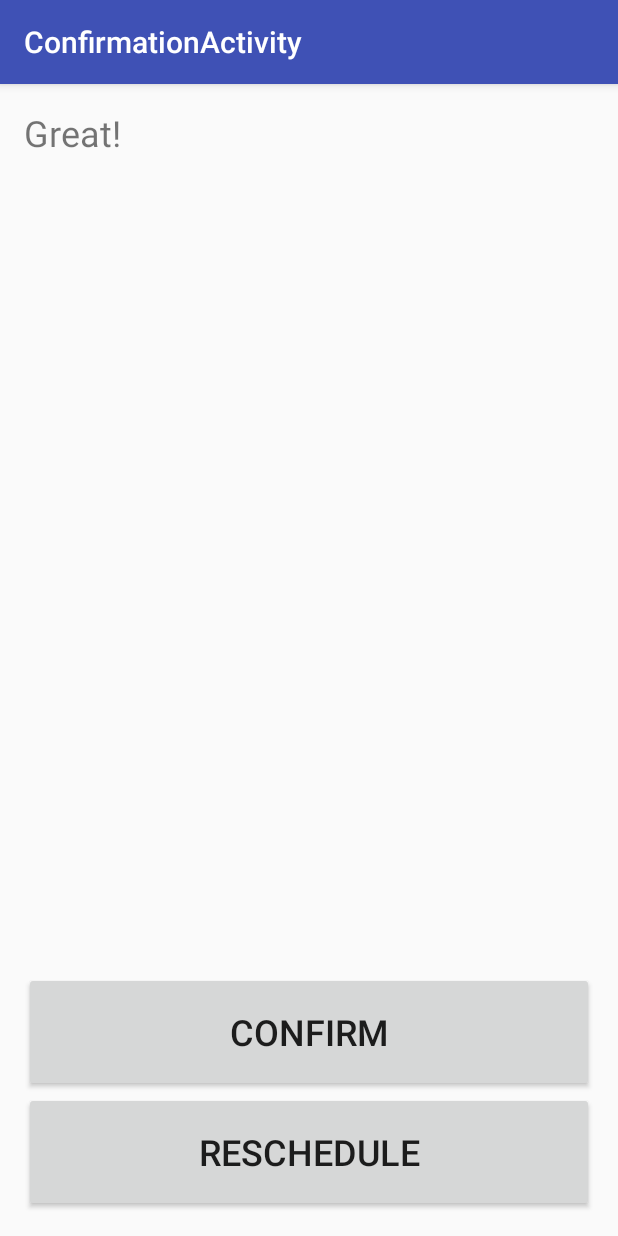
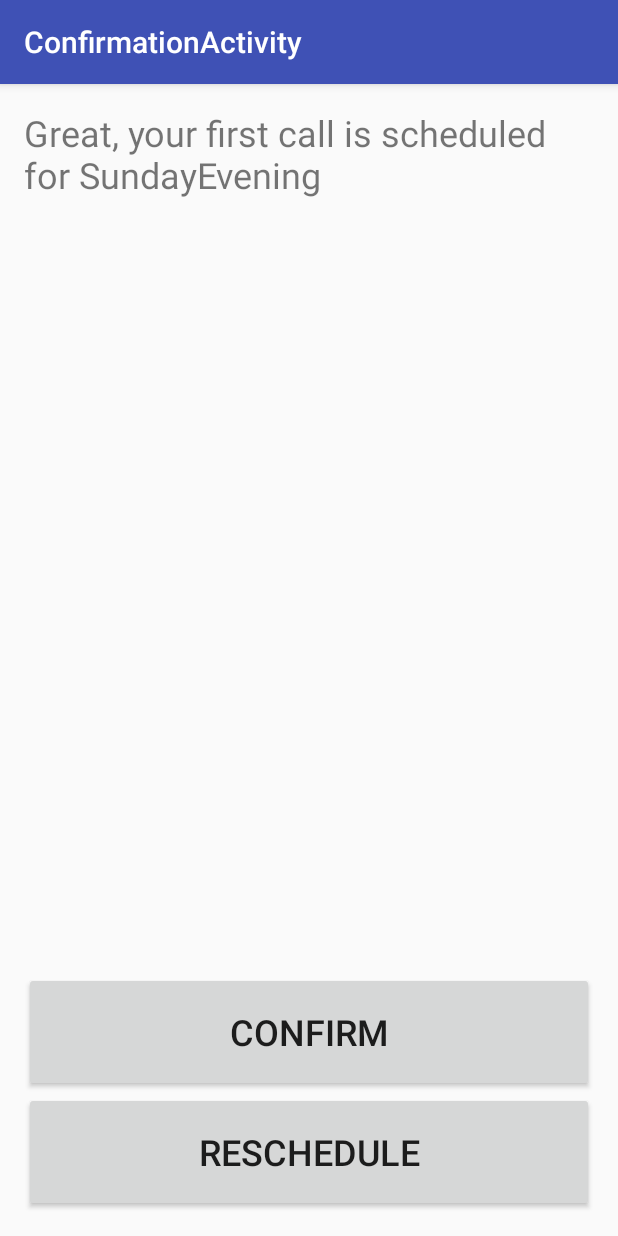
Before and after one commit to sarode/MIOTS_App, an Android app: the AvailabilityActivity screen opened directly, with no data from a screen before it, after a tap on "CONTINUE", on a phone screen of 412 x 824 dp. Run offline under Robolectric (Android 15) with nearby library versions, the light colour scheme and no system bars.

Commit message:
Dynamically change the text view of the confirmation page with the day and time of the next call.

```diff
--- a/ConnectApp/app/src/main/java/com/connect/connectapp/AvailabilityActivity.java
+++ b/ConnectApp/app/src/main/java/com/connect/connectapp/AvailabilityActivity.java
@@ -73,9 +73,6 @@ public class AvailabilityActivity extends AppCompatActivity {
         this.testStorage();
         this.calculateFirstCall();
 
-        // Move on to the confirmation screen
-        Intent intent = new Intent(this, ConfirmationActivity.class);
-        startActivity(intent);
     }
 
     //  Store off the indicated availability of the user.
@@ -124,7 +121,7 @@ public class AvailabilityActivity extends AppCompatActivity {
         int current_day_of_week = Calendar.getInstance().get(Calendar.DAY_OF_WEEK);
         Log.d("current day of week:", String.valueOf(current_day_of_week));
 
-        String catchup_day = DaysOfWeek[0];     // Sunday
+        String catchup_day = DaysOfWeek[6];     // Sunday
         String catchup_time = TimesOfDay[2];    // Evening
 
         outerloop:
@@ -143,12 +140,17 @@ public class AvailabilityActivity extends AppCompatActivity {
 
         Log.d("Availability:", catchup_day + catchup_time);
 
-        //setContentView(R.layout.activity_confirmation);
-        //ConfirmationActivity.your_first_call_obj.setText("Great! Your first call is scheduled for");
-//        View view = (View)getLayoutInflater().inflate(R.layout.activity_confirmation, null);
-//        TextView your_first_call = (TextView) view.findViewById(R.id.your_first_call);
-//        your_first_call.setText("Great! Your first call is scheduled for");
+        this.startConfirmationActivity(catchup_day + catchup_time);
     }
 
+    //  Start the new activity with the call date and time
+    private void startConfirmationActivity(String catchup_day_and_time) {
+
+        // Move on to the confirmation screen
+        Intent intent = new Intent(this, ConfirmationActivity.class);
+        intent.putExtra("CATCHUP_DAY_AND_TIME", catchup_day_and_time);
+        startActivity(intent);
+
+    }
 
 }
--- a/ConnectApp/app/src/main/java/com/connect/connectapp/ConfirmationActivity.java
+++ b/ConnectApp/app/src/main/java/com/connect/connectapp/ConfirmationActivity.java
@@ -10,7 +10,7 @@ import android.widget.TextView;
 
 public class ConfirmationActivity extends AppCompatActivity {
 
-    public static TextView your_first_call_obj;
+    //public static TextView your_first_call_obj;
 
     @Override
     protected void onCreate(Bundle savedInstanceState) {
@@ -19,7 +19,13 @@ public class ConfirmationActivity extends AppCompatActivity {
         Toolbar toolbar = (Toolbar) findViewById(R.id.toolbar);
         setSupportActionBar(toolbar);
 
-        your_first_call_obj = (TextView)findViewById(R.id.your_first_call);
+
+        Bundle extras = getIntent().getExtras();
+        if (extras != null) {
+            String catchup_date_and_time = extras.getString("CATCHUP_DAY_AND_TIME");
+            TextView your_first_call_obj = (TextView)findViewById(R.id.your_first_call);
+            your_first_call_obj.setText("Great, your first call is scheduled for " + catchup_date_and_time);
+        }
 
 //        FloatingActionButton fab = (FloatingActionButton) findViewById(R.id.fab);
 //        fab.setOnClickListener(new View.OnClickListener() {
```
